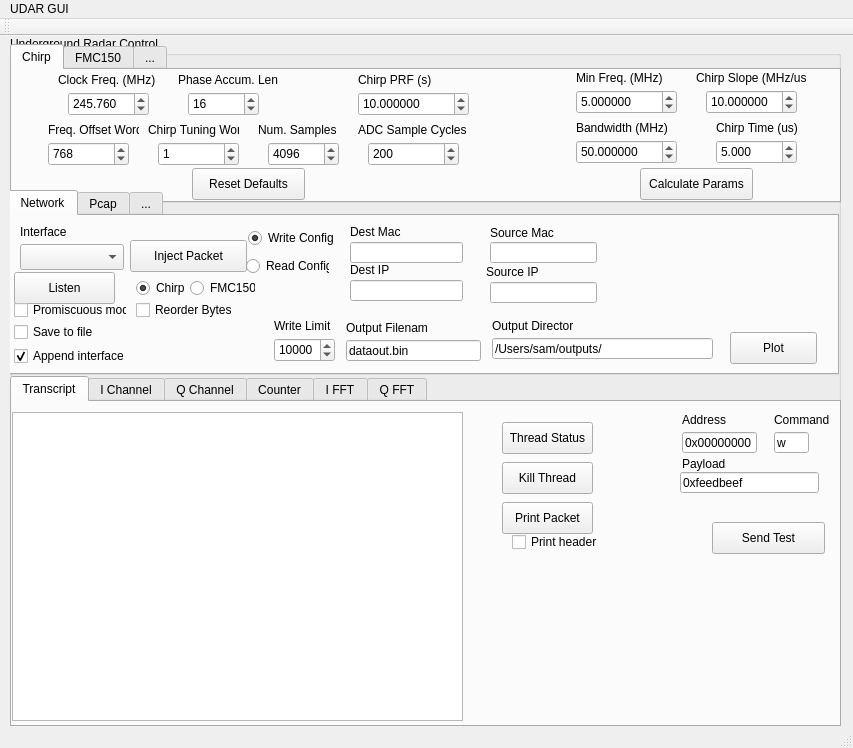
Above: udar_controller.ui from samprager/UDAR_GUI before the change. Below: the same form after it.
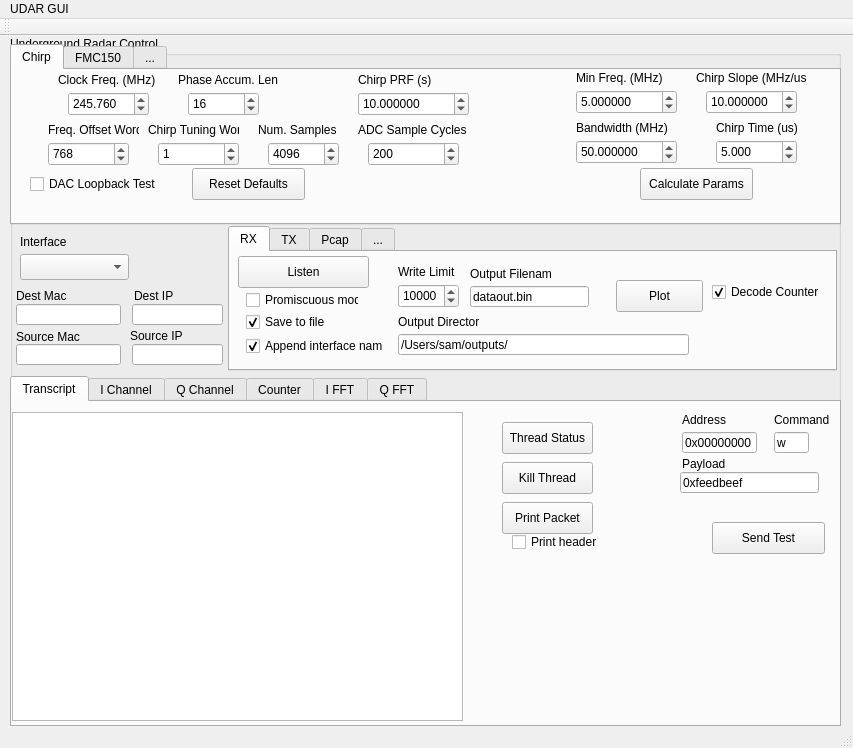
That is the form after the change. Custom widgets are drawn as their Qt base class.

Diff of the .ui file:
```diff
--- a/udar_controller.ui
+++ b/udar_controller.ui
@@ -35,7 +35,7 @@
        <x>0</x>
        <y>8</y>
        <width>831</width>
-       <height>159</height>
+       <height>181</height>
       </rect>
      </property>
      <property name="currentIndex">
@@ -423,6 +423,19 @@
         <string>Reset Defaults</string>
        </property>
       </widget>
+      <widget class="QCheckBox" name="dacLoopback_checkBox">
+       <property name="geometry">
+        <rect>
+         <x>18</x>
+         <y>104</y>
+         <width>127</width>
+         <height>20</height>
+        </rect>
+       </property>
+       <property name="text">
+        <string>DAC Loopback Test</string>
+       </property>
+      </widget>
      </widget>
      <widget class="QWidget" name="tab_a2">
       <attribute name="title">
@@ -1254,10 +1267,10 @@
     <widget class="QTabWidget" name="tabWidget_b">
      <property name="geometry">
       <rect>
-       <x>-2</x>
-       <y>154</y>
-       <width>831</width>
-       <height>185</height>
+       <x>218</x>
+       <y>190</y>
+       <width>609</width>
+       <height>145</height>
       </rect>
      </property>
      <property name="currentIndex">
@@ -1265,167 +1278,39 @@
      </property>
      <widget class="QWidget" name="tab_b1">
       <attribute name="title">
-       <string>Network</string>
+       <string>RX</string>
       </attribute>
-      <widget class="QLineEdit" name="srcMacAddr">
+      <widget class="QPushButton" name="plotOutputButton">
        <property name="geometry">
         <rect>
-         <x>480</x>
-         <y>26</y>
-         <width>107</width>
-         <height>21</height>
-        </rect>
-       </property>
-      </widget>
-      <widget class="QLabel" name="label_2">
-       <property name="geometry">
-        <rect>
-         <x>480</x>
-         <y>6</y>
-         <width>71</width>
-         <height>21</height>
-        </rect>
-       </property>
-       <property name="text">
-        <string>Source Mac</string>
-       </property>
-      </widget>
-      <widget class="QLineEdit" name="srcIpAddr">
-       <property name="geometry">
-        <rect>
-         <x>480</x>
-         <y>66</y>
-         <width>107</width>
-         <height>21</height>
-        </rect>
-       </property>
-      </widget>
-      <widget class="QLineEdit" name="destIpAddr">
-       <property name="geometry">
-        <rect>
-         <x>340</x>
-         <y>64</y>
-         <width>113</width>
-         <height>21</height>
-        </rect>
-       </property>
-      </widget>
-      <widget class="QLabel" name="label">
-       <property name="geometry">
-        <rect>
-         <x>340</x>
-         <y>6</y>
-         <width>101</width>
-         <height>20</height>
-        </rect>
-       </property>
-       <property name="text">
-        <string>Dest Mac</string>
-       </property>
-      </widget>
-      <widget class="QLabel" name="label_4">
-       <property name="geometry">
-        <rect>
-         <x>476</x>
-         <y>48</y>
-         <width>59</width>
-         <height>16</height>
-        </rect>
-       </property>
-       <property name="text">
-        <string>Source IP</string>
-       </property>
-      </widget>
-      <widget class="QLabel" name="label_3">
-       <property name="geometry">
-        <rect>
-         <x>340</x>
-         <y>46</y>
-         <width>59</width>
-         <height>16</height>
-        </rect>
-       </property>
-       <property name="text">
-        <string>Dest IP</string>
-       </property>
-      </widget>
-      <widget class="QLineEdit" name="destMacAddr">
-       <property name="geometry">
-        <rect>
-         <x>340</x>
-         <y>26</y>
-         <width>113</width>
-         <height>21</height>
-        </rect>
-       </property>
-      </widget>
-      <widget class="QLabel" name="label_5">
-       <property name="geometry">
-        <rect>
-         <x>10</x>
-         <y>8</y>
-         <width>81</width>
-         <height>16</height>
-        </rect>
-       </property>
-       <property name="text">
-        <string>Interface</string>
-       </property>
-      </widget>
-      <widget class="QPushButton" name="writeButton">
-       <property name="geometry">
-        <rect>
-         <x>120</x>
-         <y>24</y>
-         <width>117</width>
-         <height>32</height>
-        </rect>
-       </property>
-       <property name="text">
-        <string>Inject Packet</string>
-       </property>
-      </widget>
-      <widget class="QPushButton" name="listenButton">
-       <property name="geometry">
-        <rect>
-         <x>4</x>
-         <y>56</y>
-         <width>101</width>
-         <height>32</height>
-        </rect>
-       </property>
-       <property name="text">
-        <string>Listen</string>
-       </property>
-      </widget>
-      <widget class="QCheckBox" name="byteReorderCheckBox">
-       <property name="geometry">
-        <rect>
-         <x>126</x>
-         <y>84</y>
-         <width>101</width>
-         <height>20</height>
-        </rect>
-       </property>
-       <property name="text">
-        <string>Reorder Bytes</string>
-       </property>
-      </widget>
-      <widget class="QComboBox" name="networkInterfaces">
-       <property name="geometry">
-        <rect>
-         <x>10</x>
+         <x>386</x>
          <y>28</y>
-         <width>104</width>
-         <height>26</height>
+         <width>87</width>
+         <height>32</height>
         </rect>
+       </property>
+       <property name="text">
+        <string>Plot</string>
+       </property>
+      </widget>
+      <widget class="QLineEdit" name="recOutputFilename">
+       <property name="geometry">
+        <rect>
+         <x>240</x>
+         <y>34</y>
+         <width>119</width>
+         <height>21</height>
+        </rect>
+       </property>
+       <property name="text">
+        <string>dataout.bin</string>
        </property>
       </widget>
       <widget class="QCheckBox" name="pktRecordCheckBox">
        <property name="geometry">
         <rect>
-         <x>4</x>
-         <y>106</y>
+         <x>16</x>
+         <y>60</y>
          <width>101</width>
          <height>20</height>
         </rect>
@@ -1433,12 +1318,28 @@
        <property name="text">
         <string>Save to file</string>
        </property>
+       <property name="checked">
+        <bool>true</bool>
+       </property>
+      </widget>
+      <widget class="QPushButton" name="listenButton">
+       <property name="geometry">
+        <rect>
+         <x>8</x>
+         <y>4</y>
+         <width>131</width>
+         <height>32</height>
+        </rect>
+       </property>
+       <property name="text">
+        <string>Listen</string>
+       </property>
       </widget>
       <widget class="QLabel" name="label_22">
        <property name="geometry">
         <rect>
-         <x>482</x>
-         <y>102</y>
+         <x>168</x>
+         <y>62</y>
          <width>81</width>
          <height>16</height>
         </rect>
@@ -1447,63 +1348,11 @@
         <string>Output Directory</string>
        </property>
       </widget>
-      <widget class="QLineEdit" name="recOutputDirectory">
-       <property name="geometry">
-        <rect>
-         <x>482</x>
-         <y>122</y>
-         <width>221</width>
-         <height>21</height>
-        </rect>
-       </property>
-       <property name="text">
-        <string>/Users/sam/outputs/</string>
-       </property>
-      </widget>
-      <widget class="QLabel" name="label_23">
-       <property name="geometry">
-        <rect>
-         <x>336</x>
-         <y>104</y>
-         <width>81</width>
-         <height>16</height>
-        </rect>
-       </property>
-       <property name="text">
-        <string>Output Filename</string>
-       </property>
-      </widget>
-      <widget class="QLineEdit" name="recOutputFilename">
-       <property name="geometry">
-        <rect>
-         <x>336</x>
-         <y>124</y>
-         <width>135</width>
-         <height>21</height>
-        </rect>
-       </property>
-       <property name="text">
-        <string>dataout.bin</string>
-       </property>
-      </widget>
-      <widget class="QLabel" name="label_24">
-       <property name="geometry">
-        <rect>
-         <x>264</x>
-         <y>102</y>
-         <width>71</width>
-         <height>16</height>
-        </rect>
-       </property>
-       <property name="text">
-        <string>Write Limit</string>
-       </property>
-      </widget>
       <widget class="QSpinBox" name="writeLimit_spinBox">
        <property name="geometry">
         <rect>
-         <x>264</x>
-         <y>122</y>
+         <x>168</x>
+         <y>32</y>
          <width>61</width>
          <height>24</height>
         </rect>
@@ -1518,8 +1367,8 @@
       <widget class="QCheckBox" name="promiscModeCheckBox">
        <property name="geometry">
         <rect>
-         <x>4</x>
-         <y>84</y>
+         <x>16</x>
+         <y>38</y>
          <width>113</width>
          <height>20</height>
         </rect>
@@ -1528,78 +1377,100 @@
         <string>Promiscuous mode</string>
        </property>
       </widget>
-      <widget class="QPushButton" name="plotOutputButton">
+      <widget class="QLineEdit" name="recOutputDirectory">
        <property name="geometry">
         <rect>
-         <x>720</x>
-         <y>116</y>
-         <width>87</width>
-         <height>32</height>
+         <x>168</x>
+         <y>82</y>
+         <width>291</width>
+         <height>21</height>
         </rect>
        </property>
        <property name="text">
-        <string>Plot</string>
+        <string>/Users/sam/outputs/</string>
        </property>
       </widget>
       <widget class="QCheckBox" name="appendInterfaceCheckBox">
        <property name="geometry">
         <rect>
-         <x>4</x>
-         <y>130</y>
-         <width>115</width>
+         <x>16</x>
+         <y>84</y>
+         <width>137</width>
          <height>20</height>
         </rect>
        </property>
        <property name="text">
-        <string>Append interface</string>
+        <string>Append interface name</string>
        </property>
        <property name="checked">
         <bool>true</bool>
        </property>
       </widget>
-      <widget class="QRadioButton" name="injectChirp_radioButton">
+      <widget class="QLabel" name="label_24">
        <property name="geometry">
         <rect>
-         <x>126</x>
-         <y>62</y>
-         <width>51</width>
-         <height>20</height>
+         <x>168</x>
+         <y>12</y>
+         <width>71</width>
+         <height>16</height>
         </rect>
        </property>
        <property name="text">
-        <string>Chirp</string>
+        <string>Write Limit</string>
        </property>
-       <property name="checked">
-        <bool>true</bool>
+      </widget>
+      <widget class="QLabel" name="label_23">
+       <property name="geometry">
+        <rect>
+         <x>240</x>
+         <y>14</y>
+         <width>81</width>
+         <height>16</height>
+        </rect>
        </property>
-       <attribute name="buttonGroup">
-        <string notr="true">buttonGroup_3</string>
-       </attribute>
+       <property name="text">
+        <string>Output Filename</string>
+       </property>
       </widget>
-      <widget class="QRadioButton" name="injectFmc150_radioButton">
+      <widget class="QCheckBox" name="decodeCounterCheckBox">
        <property name="geometry">
         <rect>
-         <x>180</x>
-         <y>62</y>
-         <width>65</width>
+         <x>482</x>
+         <y>30</y>
+         <width>113</width>
          <height>20</height>
         </rect>
        </property>
        <property name="text">
-        <string>FMC150</string>
+        <string>Decode Counter</string>
        </property>
        <property name="checked">
-        <bool>false</bool>
+        <bool>true</bool>
        </property>
-       <attribute name="buttonGroup">
-        <string notr="true">buttonGroup_3</string>
-       </attribute>
+      </widget>
+     </widget>
+     <widget class="QWidget" name="tab">
+      <attribute name="title">
+       <string>TX</string>
+      </attribute>
+      <widget class="QPushButton" name="writeButton">
+       <property name="geometry">
+        <rect>
+         <x>14</x>
+         <y>10</y>
+         <width>127</width>
+         <height>32</height>
+        </rect>
+       </property>
+       <property name="text">
+        <string>Inject Packet</string>
+       </property>
       </widget>
       <widget class="QRadioButton" name="injectReadCmd_radioButton">
        <property name="geometry">
         <rect>
-         <x>236</x>
-         <y>40</y>
+         <x>106</x>
+         <y>68</y>
          <width>83</width>
          <height>20</height>
         </rect>
@@ -1614,11 +1485,30 @@
         <string notr="true">buttonGroup_4</string>
        </attribute>
       </widget>
+      <widget class="QRadioButton" name="injectFmc150_radioButton">
+       <property name="geometry">
+        <rect>
+         <x>166</x>
+         <y>28</y>
+         <width>65</width>
+         <height>20</height>
+        </rect>
+       </property>
+       <property name="text">
+        <string>FMC150</string>
+       </property>
+       <property name="checked">
+        <bool>false</bool>
+       </property>
+       <attribute name="buttonGroup">
+        <string notr="true">buttonGroup_3</string>
+       </attribute>
+      </widget>
       <widget class="QRadioButton" name="injectWriteCmd_radioButton">
        <property name="geometry">
         <rect>
-         <x>238</x>
-         <y>12</y>
+         <x>16</x>
+         <y>68</y>
          <width>85</width>
          <height>20</height>
         </rect>
@@ -1633,6 +1523,211 @@
         <string notr="true">buttonGroup_4</string>
        </attribute>
       </widget>
+      <widget class="QCheckBox" name="byteReorderCheckBox">
+       <property name="geometry">
+        <rect>
+         <x>20</x>
+         <y>42</y>
+         <width>101</width>
+         <height>20</height>
+        </rect>
+       </property>
+       <property name="text">
+        <string>Reorder Bytes</string>
+       </property>
+      </widget>
+      <widget class="QRadioButton" name="injectChirp_radioButton">
+       <property name="geometry">
+        <rect>
+         <x>168</x>
+         <y>6</y>
+         <width>51</width>
+         <height>20</height>
+        </rect>
+       </property>
+       <property name="text">
+        <string>Chirp</string>
+       </property>
+       <property name="checked">
+        <bool>true</bool>
+       </property>
+       <attribute name="buttonGroup">
+        <string notr="true">buttonGroup_3</string>
+       </attribute>
+      </widget>
+      <widget class="QRadioButton" name="adc_data_u_radioButton">
+       <property name="geometry">
+        <rect>
+         <x>348</x>
+         <y>32</y>
+         <width>21</width>
+         <height>20</height>
+        </rect>
+       </property>
+       <property name="text">
+        <string>adc output</string>
+       </property>
+       <attribute name="buttonGroup">
+        <string notr="true">buttonGroup_5</string>
+       </attribute>
+      </widget>
+      <widget class="QRadioButton" name="dac_data_u_radioButton">
+       <property name="geometry">
+        <rect>
+         <x>348</x>
+         <y>52</y>
+         <width>17</width>
+         <height>20</height>
+        </rect>
+       </property>
+       <property name="text">
+        <string>dac input</string>
+       </property>
+       <attribute name="buttonGroup">
+        <string notr="true">buttonGroup_5</string>
+       </attribute>
+      </widget>
+      <widget class="QRadioButton" name="adc_counter_u_radioButton">
+       <property name="geometry">
+        <rect>
+         <x>348</x>
+         <y>72</y>
+         <width>21</width>
+         <height>20</height>
+        </rect>
+       </property>
+       <property name="text">
+        <string>adc counter</string>
+       </property>
+       <property name="checked">
+        <bool>true</bool>
+       </property>
+       <attribute name="buttonGroup">
+        <string notr="true">buttonGroup_5</string>
+       </attribute>
+      </widget>
+      <widget class="QRadioButton" name="global_counter_u_radioButton">
+       <property name="geometry">
+        <rect>
+         <x>348</x>
+         <y>92</y>
+         <width>21</width>
+         <height>20</height>
+        </rect>
+       </property>
+       <property name="text">
+        <string>global counter</string>
+       </property>
+       <attribute name="buttonGroup">
+        <string notr="true">buttonGroup_5</string>
+       </attribute>
+      </widget>
+      <widget class="QRadioButton" name="adc_data_l_radioButton">
+       <property name="geometry">
+        <rect>
+         <x>378</x>
+         <y>32</y>
+         <width>100</width>
+         <height>20</height>
+        </rect>
+       </property>
+       <property name="text">
+        <string>adc output</string>
+       </property>
+       <property name="checked">
+        <bool>true</bool>
+       </property>
+       <attribute name="buttonGroup">
+        <string notr="true">buttonGroup_6</string>
+       </attribute>
+      </widget>
+      <widget class="QRadioButton" name="global_counter_l_radioButton">
+       <property name="geometry">
+        <rect>
+         <x>376</x>
+         <y>92</y>
+         <width>100</width>
+         <height>20</height>
+        </rect>
+       </property>
+       <property name="text">
+        <string>global counter</string>
+       </property>
+       <attribute name="buttonGroup">
+        <string notr="true">buttonGroup_6</string>
+       </attribute>
+      </widget>
+      <widget class="QRadioButton" name="adc_counter_l_radioButton">
+       <property name="geometry">
+        <rect>
+         <x>376</x>
+         <y>72</y>
+         <width>100</width>
+         <height>20</height>
+        </rect>
+       </property>
+       <property name="text">
+        <string>adc counter</string>
+       </property>
+       <attribute name="buttonGroup">
+        <string notr="true">buttonGroup_6</string>
+       </attribute>
+      </widget>
+      <widget class="QRadioButton" name="dac_data_l_radioButton">
+       <property name="geometry">
+        <rect>
+         <x>378</x>
+         <y>52</y>
+         <width>100</width>
+         <height>20</height>
+        </rect>
+       </property>
+       <property name="text">
+        <string>dac input</string>
+       </property>
+       <attribute name="buttonGroup">
+        <string notr="true">buttonGroup_6</string>
+       </attribute>
+      </widget>
+      <widget class="QLabel" name="label_36">
+       <property name="geometry">
+        <rect>
+         <x>326</x>
+         <y>0</y>
+         <width>95</width>
+         <height>16</height>
+        </rect>
+       </property>
+       <property name="text">
+        <string>Data Word Select:</string>
+       </property>
+      </widget>
+      <widget class="QLabel" name="label_37">
+       <property name="geometry">
+        <rect>
+         <x>340</x>
+         <y>18</y>
+         <width>39</width>
+         <height>16</height>
+        </rect>
+       </property>
+       <property name="text">
+        <string>Upper</string>
+       </property>
+      </widget>
+      <widget class="QLabel" name="label_38">
+       <property name="geometry">
+        <rect>
+         <x>374</x>
+         <y>18</y>
+         <width>39</width>
+         <height>16</height>
+        </rect>
+       </property>
+       <property name="text">
+        <string>Lower</string>
+       </property>
+      </widget>
      </widget>
      <widget class="QWidget" name="tab_b2">
       <attribute name="title">
@@ -1736,6 +1831,121 @@
       </attribute>
      </widget>
     </widget>
+    <widget class="QLabel" name="label_5">
+     <property name="geometry">
+      <rect>
+       <x>10</x>
+       <y>198</y>
+       <width>81</width>
+       <height>16</height>
+      </rect>
+     </property>
+     <property name="text">
+      <string>Interface</string>
+     </property>
+    </widget>
+    <widget class="QComboBox" name="networkInterfaces">
+     <property name="geometry">
+      <rect>
+       <x>10</x>
+       <y>218</y>
+       <width>109</width>
+       <height>26</height>
+      </rect>
+     </property>
+    </widget>
+    <widget class="QLineEdit" name="destIpAddr">
+     <property name="geometry">
+      <rect>
+       <x>122</x>
+       <y>268</y>
+       <width>91</width>
+       <height>21</height>
+      </rect>
+     </property>
+    </widget>
+    <widget class="QLabel" name="label_3">
+     <property name="geometry">
+      <rect>
+       <x>124</x>
+       <y>252</y>
+       <width>59</width>
+       <height>16</height>
+      </rect>
+     </property>
+     <property name="text">
+      <string>Dest IP</string>
+     </property>
+    </widget>
+    <widget class="QLabel" name="label">
+     <property name="geometry">
+      <rect>
+       <x>6</x>
+       <y>250</y>
+       <width>101</width>
+       <height>20</height>
+      </rect>
+     </property>
+     <property name="text">
+      <string>Dest Mac</string>
+     </property>
+    </widget>
+    <widget class="QLineEdit" name="destMacAddr">
+     <property name="geometry">
+      <rect>
+       <x>6</x>
+       <y>268</y>
+       <width>105</width>
+       <height>21</height>
+      </rect>
+     </property>
+    </widget>
+    <widget class="QLabel" name="label_2">
+     <property name="geometry">
+      <rect>
+       <x>6</x>
+       <y>290</y>
+       <width>71</width>
+       <height>21</height>
+      </rect>
+     </property>
+     <property name="text">
+      <string>Source Mac</string>
+     </property>
+    </widget>
+    <widget class="QLineEdit" name="srcMacAddr">
+     <property name="geometry">
+      <rect>
+       <x>6</x>
+       <y>308</y>
+       <width>105</width>
+       <height>21</height>
+      </rect>
+     </property>
+    </widget>
+    <widget class="QLabel" name="label_4">
+     <property name="geometry">
+      <rect>
+       <x>120</x>
+       <y>292</y>
+       <width>59</width>
+       <height>16</height>
+      </rect>
+     </property>
+     <property name="text">
+      <string>Source IP</string>
+     </property>
+    </widget>
+    <widget class="QLineEdit" name="srcIpAddr">
+     <property name="geometry">
+      <rect>
+       <x>122</x>
+       <y>308</y>
+       <width>91</width>
+       <height>21</height>
+      </rect>
+     </property>
+    </widget>
    </widget>
   </widget>
   <widget class="QMenuBar" name="menuBar">
```
Left out of the diff: 34 changed lines with no effect on the pictures.
